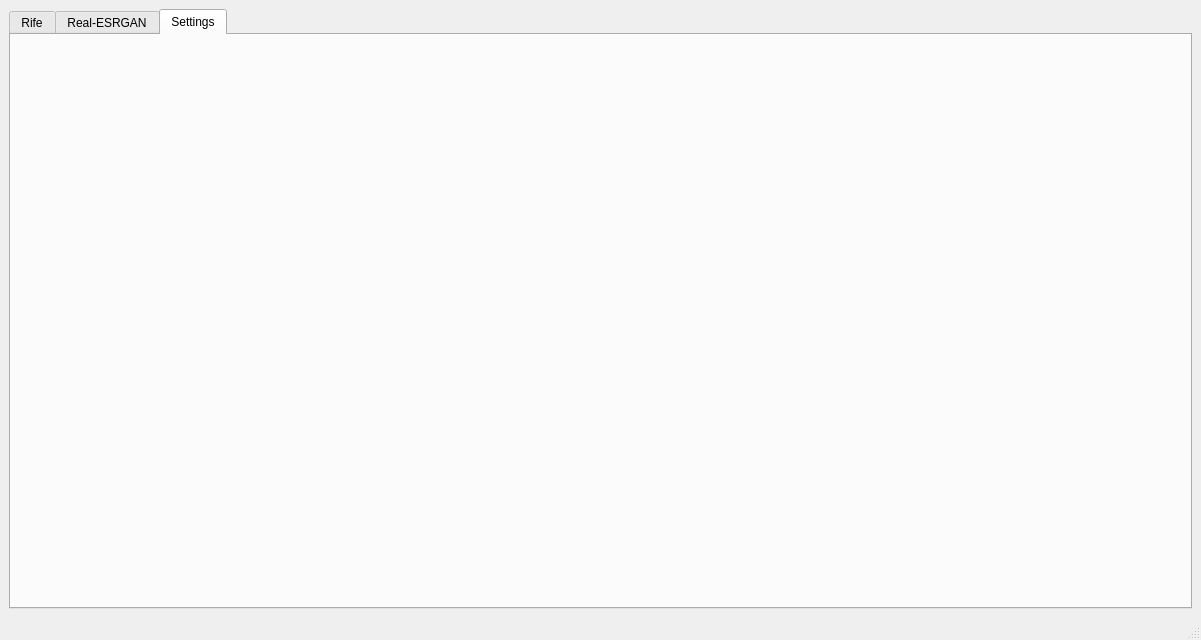
TNTwise/REAL-Video-Enhancer, file mainwindow.ui: the form before one commit.
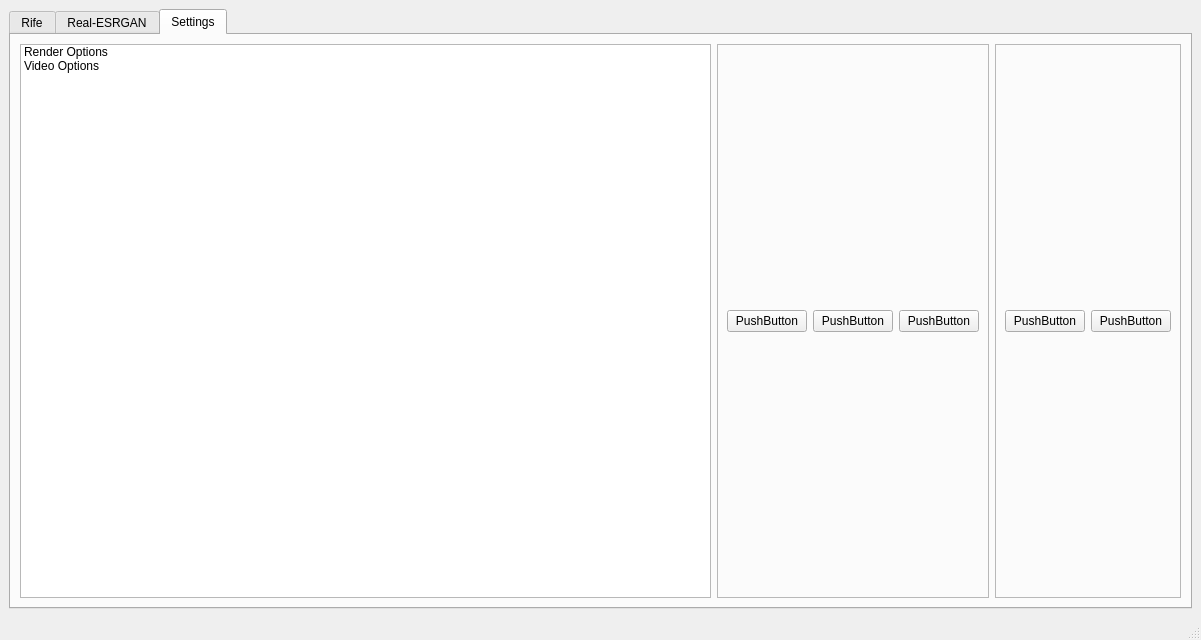
The form after the commit. The open tabs and pages were chosen to show the change.

Commit message: Starting work on actual settings menu

Patch:
```diff
--- a/mainwindow.ui
+++ b/mainwindow.ui
@@ -219,7 +219,98 @@
        <attribute name="title">
         <string>Settings</string>
        </attribute>
-       <layout class="QVBoxLayout" name="verticalLayout"/>
+       <layout class="QVBoxLayout" name="verticalLayout">
+        <item>
+         <layout class="QGridLayout" name="settingsGridLayout">
+          <item row="1" column="1">
+           <widget class="QListWidget" name="SettingsMenus">
+            <item>
+             <property name="text">
+              <string>Render Options</string>
+             </property>
+            </item>
+            <item>
+             <property name="text">
+              <string>Video Options</string>
+             </property>
+            </item>
+           </widget>
+          </item>
+          <item row="1" column="2">
+           <layout class="QGridLayout" name="gridLayout_3">
+            <item row="0" column="4">
+             <widget class="QFrame" name="VideoOptionsFrame">
+              <property name="frameShape">
+               <enum>QFrame::StyledPanel</enum>
+              </property>
+              <property name="frameShadow">
+               <enum>QFrame::Raised</enum>
+              </property>
+              <property name="midLineWidth">
+               <number>0</number>
+              </property>
+              <property name="visable" stdset="0">
+               <string>false</string>
+              </property>
+              <layout class="QGridLayout" name="gridLayout_4">
+               <item row="0" column="1">
+                <widget class="QPushButton" name="pushButton_2">
+                 <property name="text">
+                  <string>PushButton</string>
+                 </property>
+                </widget>
+               </item>
+               <item row="0" column="0">
+                <widget class="QPushButton" name="pushButton_7">
+                 <property name="text">
+                  <string>PushButton</string>
+                 </property>
+                </widget>
+               </item>
+              </layout>
+             </widget>
+            </item>
+            <item row="0" column="1">
+             <widget class="QFrame" name="RenderOptionsFrame">
+              <property name="frameShape">
+               <enum>QFrame::StyledPanel</enum>
+              </property>
+              <property name="frameShadow">
+               <enum>QFrame::Raised</enum>
+              </property>
+              <layout class="QGridLayout" name="gridLayout_5">
+               <item row="0" column="2">
+                <widget class="QPushButton" name="pushButton_6">
+                 <property name="text">
+                  <string>PushButton</string>
+                 </property>
+                </widget>
+               </item>
+               <item row="0" column="1">
+                <widget class="QPushButton" name="pushButton_5">
+                 <property name="text">
+                  <string>PushButton</string>
+                 </property>
+                </widget>
+               </item>
+               <item row="0" column="0">
+                <widget class="QPushButton" name="pushButton_8">
+                 <property name="text">
+                  <string>PushButton</string>
+                 </property>
+                </widget>
+               </item>
+              </layout>
+             </widget>
+            </item>
+            <item row="0" column="5">
+             <layout class="QVBoxLayout" name="verticalLayout_5"/>
+            </item>
+           </layout>
+          </item>
+         </layout>
+        </item>
+       </layout>
       </widget>
      </widget>
     </item>
```
Left out of the diff: 2 changed lines with no effect on the pictures. The commit also changes 2 other files.
